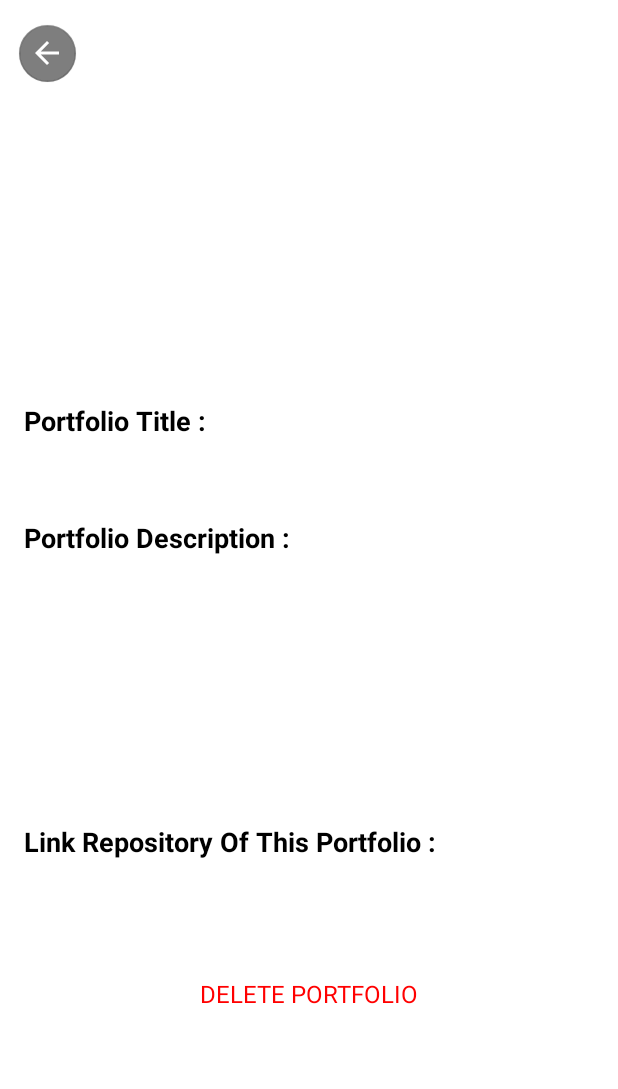
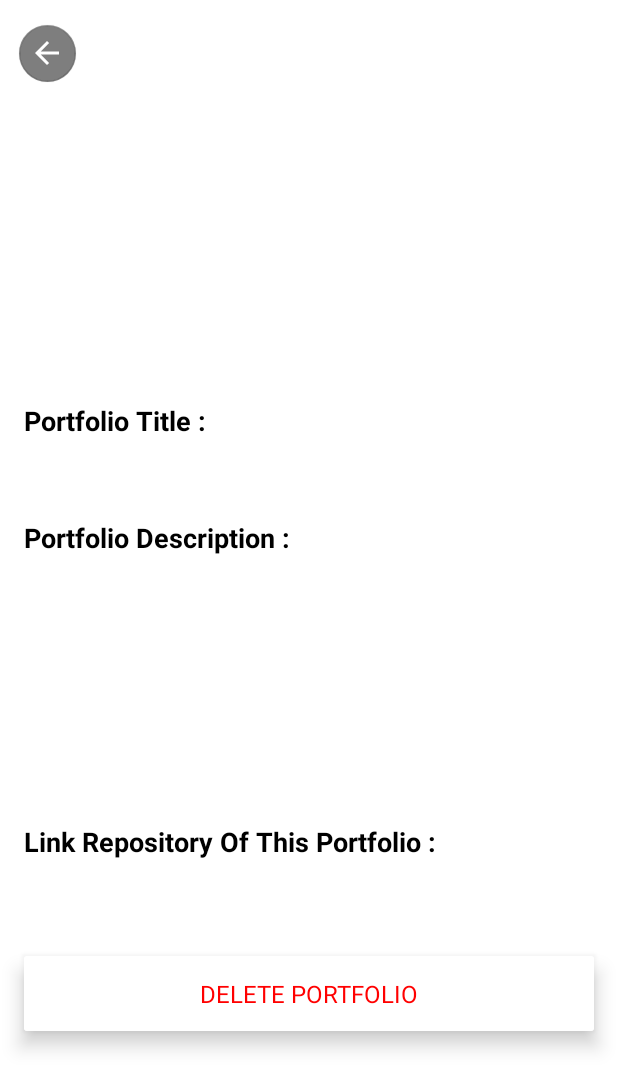
Before and after one commit to AbdulDesu/Arkhire-Android-Apps, an Android app: the layout activity_portfolio_details.xml on its own in the app's theme, with its tools: preview values and no code run, on a phone screen of 412 x 824 dp. Shown: the top 1089 px of the screen. Run offline under Robolectric (Android 15) with nearby library versions, the phone set to English and light mode, and no system bars.

```diff
--- a/app/src/main/res/layout/activity_portfolio_details.xml
+++ b/app/src/main/res/layout/activity_portfolio_details.xml
@@ -126,21 +126,28 @@
                     android:layout_width="match_parent"
                     android:layout_height="34dp"/>
 
-                <TextView
+                <androidx.cardview.widget.CardView
                     android:id="@+id/tv_portfolioDelete"
+                    app:cardElevation="8dp"
                     android:layout_below="@+id/tv_portfolioRepo"
                     android:layout_marginStart="16dp"
                     android:layout_marginEnd="16dp"
                     android:layout_marginTop="18dp"
                     android:layout_marginBottom="38dp"
-                    android:text="@string/delete_portfolio"
-                    android:textSize="16sp"
-                    android:textColor="#FF0000"
-                    android:gravity="center_vertical|center_horizontal"
-                    android:background="@color/white"
-                    android:maxLength="300"
                     android:layout_width="match_parent"
-                    android:layout_height="50dp"/>
+                    android:layout_height="50dp">
+
+                    <TextView
+                        android:text="@string/delete_portfolio"
+                        android:textSize="16sp"
+                        android:textColor="#FF0000"
+                        android:gravity="center_vertical|center_horizontal"
+                        android:background="@color/white"
+                        android:layout_width="match_parent"
+                        android:layout_height="match_parent"/>
+
+                </androidx.cardview.widget.CardView>
+
 
             </RelativeLayout>
 
--- a/app/src/main/res/layout/activity_talent_preview.xml
+++ b/app/src/main/res/layout/activity_talent_preview.xml
@@ -28,7 +28,7 @@
 
         <RelativeLayout
             android:id="@+id/headerProfile"
-            android:layout_width="411dp"
+            android:layout_width="wrap_content"
             android:layout_height="260dp">
 
             <com.google.android.material.floatingactionbutton.FloatingActionButton
```
